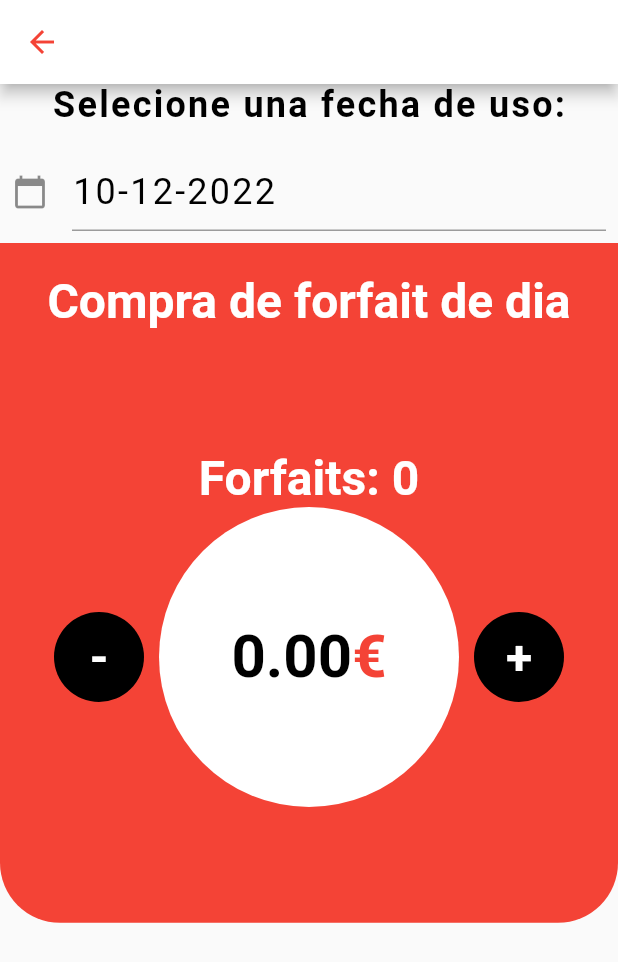
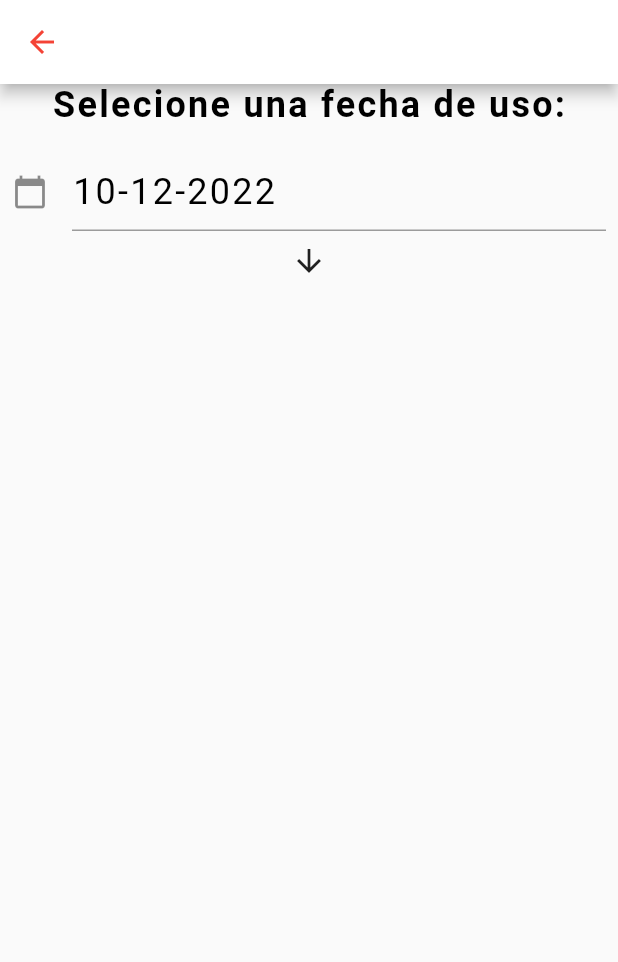
Before and after one commit to devsdm99/skiresorttemplate, a Flutter app: the BuyForfaitScreen screen opened by its route, on a phone screen of 412 x 824 dp. Shown: the top 962 px of the screen. Run offline on Flutter 3.47's test engine with Material 2 defaults, Android fonts, the phone set to English and light mode, and no system bars; drawn by our look-alikes of expandable.

Commit message:
expanded

```diff
--- a/lib/screens/buy_forfait_screen.dart
+++ b/lib/screens/buy_forfait_screen.dart
@@ -1,3 +1,4 @@
+import 'package:expandable/expandable.dart';
 import 'package:flutter/material.dart';
 import 'package:intl/intl.dart';
 import 'package:provider/provider.dart';
@@ -67,7 +68,26 @@ class BuyForfaitScreen extends StatelessWidget {
                   },
                 ),
               ),
-              const _ForfaitContainer(),
+              ExpandableNotifier(
+                child: ScrollOnExpand(
+                  child: ExpandablePanel(
+                    collapsed: const Icon(Icons.arrow_downward),
+                    expanded: const _ForfaitContainer(),
+                    theme: ExpandableThemeData(
+                      iconColor: Colors.black,
+                      expandIcon: Icons.arrow_downward,
+                      collapseIcon: Icons.arrow_upward,
+                    ),
+                    builder: (context, collapsed, expanded) {
+                      return Expandable(
+                        collapsed: collapsed,
+                        expanded: expanded,
+                        theme: const ExpandableThemeData(crossFadePoint: 0),
+                      );
+                    },
+                  ),
+                ),
+              ),
               const SizedBox(
                 height: 10,
               ),
--- a/pubspec.yaml
+++ b/pubspec.yaml
@@ -36,6 +36,7 @@ dependencies:
   provider: ^6.0.4
   auto_size_text: ^3.0.0
   intl: ^0.17.0
+  expandable: ^5.0.1
 
 dev_dependencies:
   flutter_test:
```
